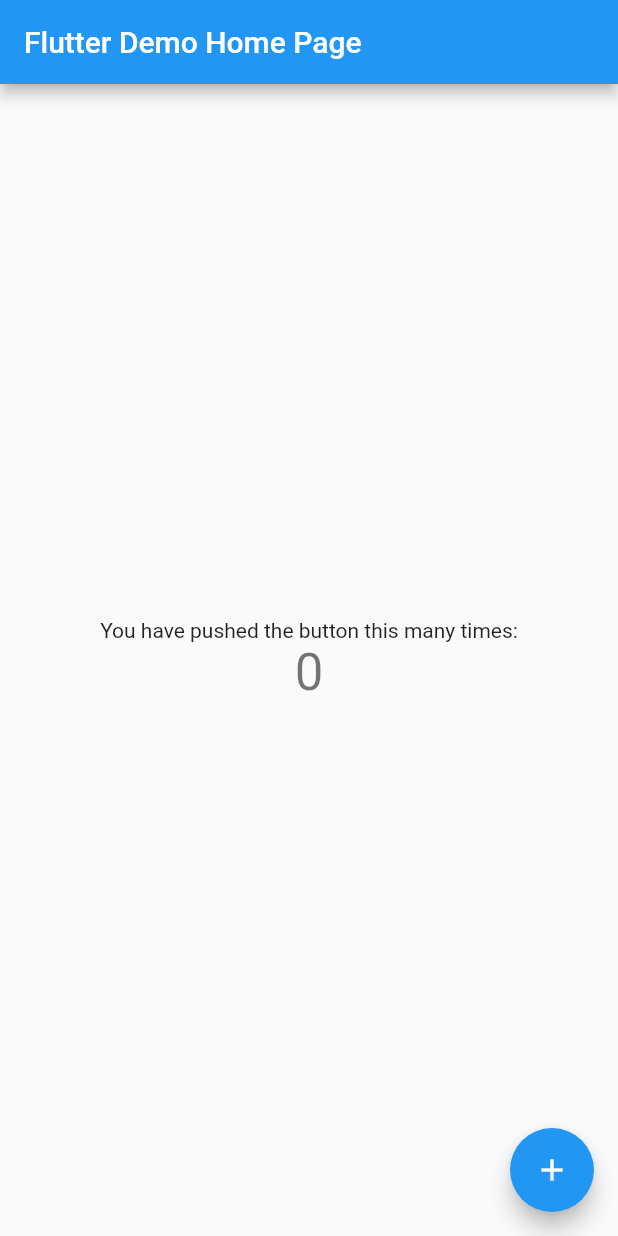
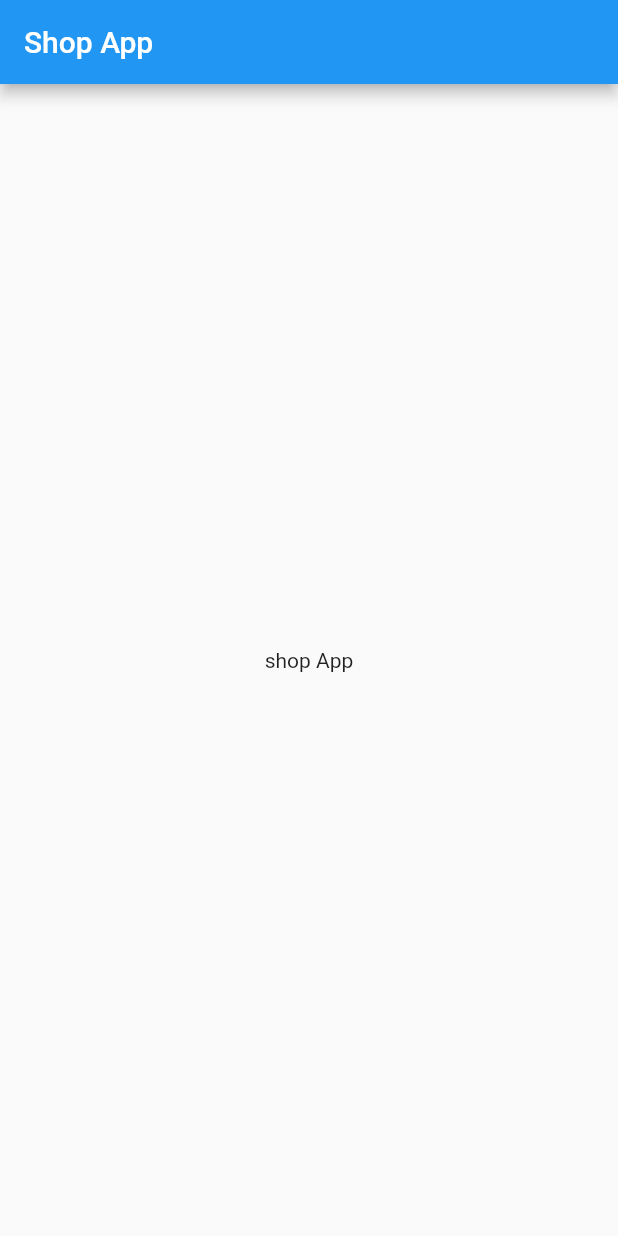
Before and after one commit to ashlesh-md/shop_app, a Flutter app: the screen it shows after launch, on a phone screen of 412 x 824 dp. Run offline on Flutter 3.47's test engine with Material 2 defaults, Android fonts, the phone set to English and light mode, and no system bars.

Commit message:
shop app boiler plate

```diff
--- a/lib/main.dart
+++ b/lib/main.dart
@@ -7,109 +7,32 @@ void main() {
 class MyApp extends StatelessWidget {
   const MyApp({super.key});
 
-  // This widget is the root of your application.
   @override
   Widget build(BuildContext context) {
-    return MaterialApp(
-      title: 'Flutter Demo',
-      theme: ThemeData(
-        // This is the theme of your application.
-        //
-        // Try running your application with "flutter run". You'll see the
-        // application has a blue toolbar. Then, without quitting the app, try
-        // changing the primarySwatch below to Colors.green and then invoke
-        // "hot reload" (press "r" in the console where you ran "flutter run",
-        // or simply save your changes to "hot reload" in a Flutter IDE).
-        // Notice that the counter didn't reset back to zero; the application
-        // is not restarted.
-        primarySwatch: Colors.blue,
-      ),
-      home: const MyHomePage(title: 'Flutter Demo Home Page'),
+    return const MaterialApp(
+      title: 'Shop App',
+      home: MyHomePage(),
     );
   }
 }
 
 class MyHomePage extends StatefulWidget {
-  const MyHomePage({super.key, required this.title});
-
-  // This widget is the home page of your application. It is stateful, meaning
-  // that it has a State object (defined below) that contains fields that affect
-  // how it looks.
-
-  // This class is the configuration for the state. It holds the values (in this
-  // case the title) provided by the parent (in this case the App widget) and
-  // used by the build method of the State. Fields in a Widget subclass are
-  // always marked "final".
-
-  final String title;
+  const MyHomePage({super.key});
 
   @override
   State<MyHomePage> createState() => _MyHomePageState();
 }
 
 class _MyHomePageState extends State<MyHomePage> {
-  int _counter = 0;
-
-  void _incrementCounter() {
-    setState(() {
-      // This call to setState tells the Flutter framework that something has
-      // changed in this State, which causes it to rerun the build method below
-      // so that the display can reflect the updated values. If we changed
-      // _counter without calling setState(), then the build method would not be
-      // called again, and so nothing would appear to happen.
-      _counter++;
-    });
-  }
-
   @override
   Widget build(BuildContext context) {
-    // This method is rerun every time setState is called, for instance as done
-    // by the _incrementCounter method above.
-    //
-    // The Flutter framework has been optimized to make rerunning build methods
-    // fast, so that you can just rebuild anything that needs updating rather
-    // than having to individually change instances of widgets.
     return Scaffold(
       appBar: AppBar(
-        // Here we take the value from the MyHomePage object that was created by
-        // the App.build method, and use it to set our appbar title.
-        title: Text(widget.title),
+        title: const Text('Shop App'),
       ),
-      body: Center(
-        // Center is a layout widget. It takes a single child and positions it
-        // in the middle of the parent.
-        child: Column(
-          // Column is also a layout widget. It takes a list of children and
-          // arranges them vertically. By default, it sizes itself to fit its
-          // children horizontally, and tries to be as tall as its parent.
-          //
-          // Invoke "debug painting" (press "p" in the console, choose the
-          // "Toggle Debug Paint" action from the Flutter Inspector in Android
-          // Studio, or the "Toggle Debug Paint" command in Visual Studio Code)
-          // to see the wireframe for each widget.
-          //
-          // Column has various properties to control how it sizes itself and
-          // how it positions its children. Here we use mainAxisAlignment to
-          // center the children vertically; the main axis here is the vertical
-          // axis because Columns are vertical (the cross axis would be
-          // horizontal).
-          mainAxisAlignment: MainAxisAlignment.center,
-          children: <Widget>[
-            const Text(
-              'You have pushed the button this many times:',
-            ),
-            Text(
-              '$_counter',
-              style: Theme.of(context).textTheme.headlineMedium,
-            ),
-          ],
-        ),
+      body: const Center(
+        child: Text('shop App'),
       ),
-      floatingActionButton: FloatingActionButton(
-        onPressed: _incrementCounter,
-        tooltip: 'Increment',
-        child: const Icon(Icons.add),
-      ), // This trailing comma makes auto-formatting nicer for build methods.
     );
   }
 }
```
Also changed, not shown: pubspec.yaml (+3 -69 lines), lib/screens/product_overview_screen.dart (added).
